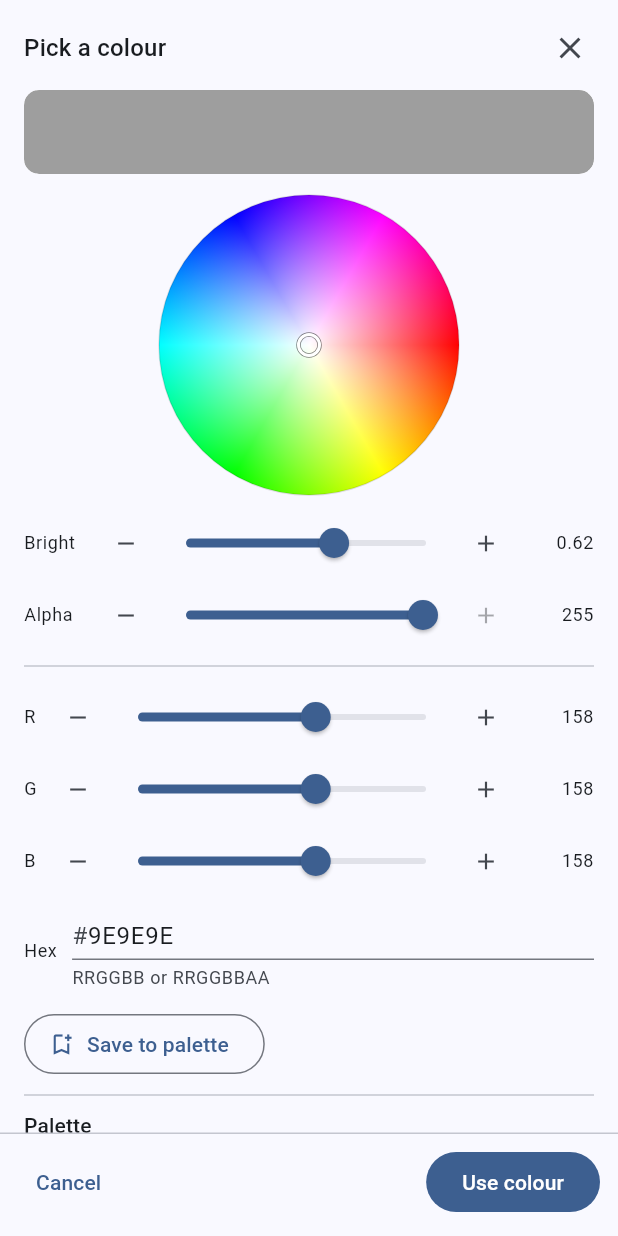
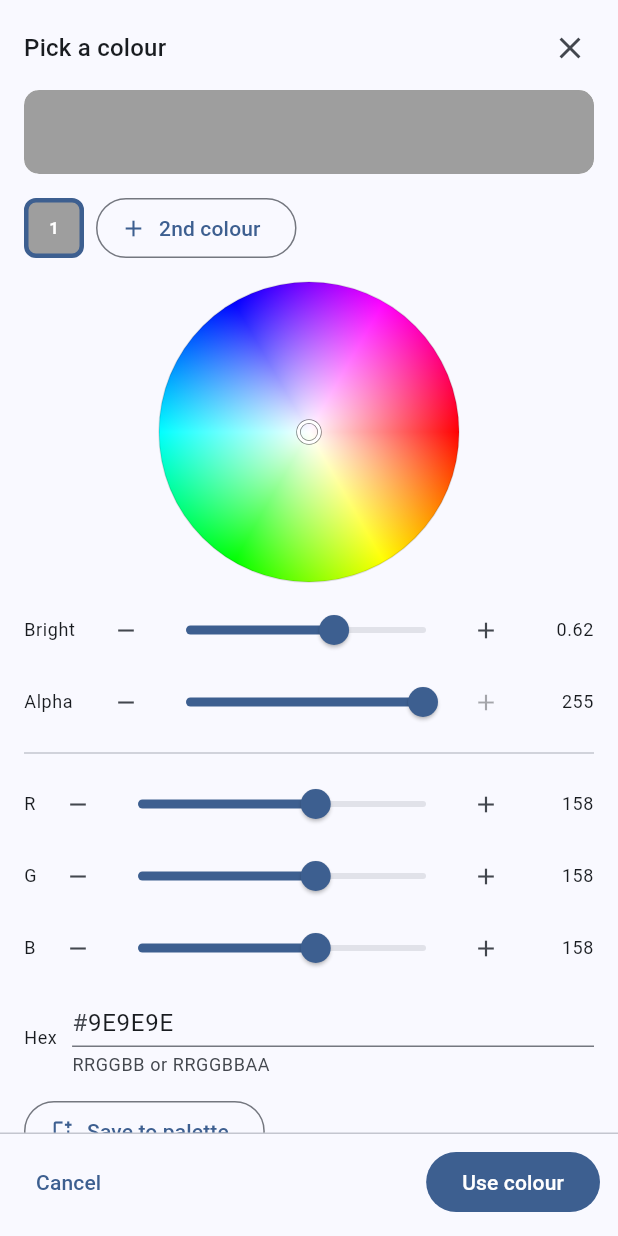
Before and after one commit to tionard/cardboardpress, a Flutter app: the _ColorPickerView widget shown alone on an empty page, opened directly with empty values, on a phone screen of 412 x 824 dp. Run offline on Flutter 3.47's test engine with Material 3 defaults, Android fonts, the phone set to English and light mode, and no system bars; our stand-ins replace drift, drift_flutter, file_picker, flutter_riverpod, share_plus; missing offline and left inert: gal; accounts and stored records are empty; generated files the repository leaves out were written again; statements that could not run were skipped.

Commit message:
added 2nd color in color picker

```diff
--- a/lib/widgets/color_picker/color_controls.dart
+++ b/lib/widgets/color_picker/color_controls.dart
@@ -56,6 +56,10 @@ BoxDecoration _previewDecoration(ColorValue v,
   );
 }
 
+// Black or white, whichever reads better on [bg] — for the slot-number labels.
+Color _readableOn(Color bg) =>
+    bg.computeLuminance() > 0.5 ? Colors.black : Colors.white;
+
 // A neutral checkerboard, drawn behind a translucent preview so its alpha is
 // visible instead of blending invisibly into the surface.
 class _CheckerPainter extends CustomPainter {
--- a/lib/widgets/color_picker/color_picker.dart
+++ b/lib/widgets/color_picker/color_picker.dart
@@ -88,14 +88,18 @@ class _ColorPickerView extends ConsumerStatefulWidget {
 }
 
 class _ColorPickerViewState extends ConsumerState<_ColorPickerView> {
-  // Working colour held as 8-bit channels (matches storage: ARGB32).
-  late int _a, _r, _g, _b;
+  // Working colour(s), held as Colors. One entry = single colour; two = duo.
+  // The "active" slot is the one the wheel / brightness / alpha / RGB / hex
+  // controls edit. Channels are read/written 8-bit (matches storage: ARGB32).
+  late List<Color> _colors;
+  int _active = 0;
+  MixOrientation _orientation = MixOrientation.vertical;
+  double _mix = 0.3;
 
-  // When non-null the current selection IS this palette swatch, passed through
-  // unmodified (so a duo swatch survives being picked). Any manual edit flips to
-  // a single-colour literal and these go null.
+  // When non-null the working value still equals this palette swatch (picked and
+  // untouched). Any edit — colour, alpha, blend, add/remove c2 — forks to a
+  // literal and this goes null.
   String? _paletteId;
-  ColorValue? _paletteValue;
 
   final _hex = TextEditingController();
   final _hexFocus = FocusNode();
@@ -108,15 +112,11 @@ class _ColorPickerViewState extends ConsumerState<_ColorPickerView> {
     final init = widget.initial;
     if (init != null) {
       _paletteId = init.id;
-      _paletteValue = init.id != null ? init.snapshot : null;
-      _setChannelsFrom(init.snapshot.c1);
+      _loadValue(init.snapshot);
     } else {
-      _a = 255;
-      _r = 0x9E;
-      _g = 0x9E;
-      _b = 0x9E; // neutral grey, like the customization editor's new colour
+      _colors = [const Color(0xFF9E9E9E)]; // neutral grey default
     }
-    if (!widget.allowAlpha) _a = 255;
+    if (!widget.allowAlpha) _colors = [for (final c in _colors) _opaque(c)];
     _hex.text = _hexString(_a, _r, _g, _b);
     _hexFocus.addListener(_resyncHex);
   }
@@ -132,64 +132,72 @@ class _ColorPickerViewState extends ConsumerState<_ColorPickerView> {
 
   // --- working-colour derivations ---
 
-  Color get _c1 => Color.fromARGB(_a, _r, _g, _b);
-  HSVColor get _hsv => HSVColor.fromColor(_c1);
+  Color get _activeColor => _colors[_active]; // the colour being edited
+  int get _a => (_activeColor.a * 255).round();
+  int get _r => (_activeColor.r * 255).round();
+  int get _g => (_activeColor.g * 255).round();
+  int get _b => (_activeColor.b * 255).round();
+  HSVColor get _hsv => HSVColor.fromColor(_activeColor);
   bool get _isLiteral => _paletteId == null;
-  ColorValue get _previewValue => _paletteValue ?? ColorValue.single(_c1);
+  bool get _isDuo => _colors.length == 2;
+
+  ColorValue get _workingValue => _isDuo
+      ? ColorValue.duo(_colors[0], _colors[1],
+          orientation: _orientation, mix: _mix)
+      : ColorValue.single(_colors[0]);
+  ColorValue get _previewValue => _workingValue;
 
   ColorRef get _result => _paletteId != null
-      ? ColorRef(id: _paletteId, snapshot: _paletteValue ?? ColorValue.single(_c1))
-      : ColorRef.literal(ColorValue.single(_c1));
+      ? ColorRef(id: _paletteId, snapshot: _workingValue)
+      : ColorRef.literal(_workingValue);
 
-  void _setChannelsFrom(Color c) {
-    _a = (c.a * 255).round();
-    _r = (c.r * 255).round();
-    _g = (c.g * 255).round();
-    _b = (c.b * 255).round();
+  static Color _opaque(Color c) => c.withValues(alpha: 1);
+
+  void _loadValue(ColorValue v) {
+    _colors = v.c2 == null ? [v.c1] : [v.c1, v.c2!];
+    _orientation = v.orientation;
+    _mix = v.mix;
+    _active = 0;
   }
 
   // --- mutations ---
 
-  // A manual edit -> becomes a single-colour literal (drops any duo passthrough).
-  void _editChannels({int? a, int? r, int? g, int? b, bool fromHex = false}) {
+  // Replace the ACTIVE colour and fork to a literal (any edit diverges from a
+  // picked palette swatch). [fromHex] leaves the hex field alone so typing isn't
+  // interrupted mid-entry.
+  void _setActive(Color c, {bool fromHex = false}) {
     setState(() {
-      _a = widget.allowAlpha ? (a ?? _a) : 255;
-      _r = r ?? _r;
-      _g = g ?? _g;
-      _b = b ?? _b;
+      _colors[_active] = widget.allowAlpha ? c : _opaque(c);
       _paletteId = null;
-      _paletteValue = null;
     });
-    // Keep the hex field in step, unless the edit CAME from it (don't fight the
-    // user's cursor mid-type).
     if (!fromHex) _hex.text = _hexString(_a, _r, _g, _b);
   }
 
-  void _setColor(Color c) => _editChannels(
-        a: (c.a * 255).round(),
-        r: (c.r * 255).round(),
-        g: (c.g * 255).round(),
-        b: (c.b * 255).round(),
-      );
+  void _editChannels({int? a, int? r, int? g, int? b, bool fromHex = false}) {
+    final na = widget.allowAlpha ? (a ?? _a) : 255;
+    _setActive(Color.fromARGB(na, r ?? _r, g ?? _g, b ?? _b), fromHex: fromHex);
+  }
 
-  // Wheel: new hue + saturation, keeping the current brightness and alpha.
+  // Wheel: new hue + saturation, keeping the active colour's brightness + alpha.
   void _setHueSat(double hue, double sat) {
-    final v = _hsv.value;
-    _setColor(HSVColor.fromAHSV(_a / 255.0, hue, sat, v).toColor());
+    final h = _hsv;
+    _setActive(HSVColor.fromAHSV(_a / 255.0, hue, sat, h.value).toColor());
   }
 
   // Brightness slider: new value, keeping hue + saturation + alpha.
   void _setValue(double value) {
     final h = _hsv;
-    _setColor(HSVColor.fromAHSV(_a / 255.0, h.hue, h.saturation, value).toColor());
+    _setActive(
+        HSVColor.fromAHSV(_a / 255.0, h.hue, h.saturation, value).toColor());
   }
 
-  // Picking a palette swatch keeps it whole (id + snapshot) — no flattening.
+  // Picking a palette swatch loads it whole (single or duo) and keeps it as a
+  // live reference until edited.
   void _pickSwatch(PaletteSwatch s) {
     setState(() {
       _paletteId = s.id;
-      _paletteValue = s.value;
-      _setChannelsFrom(s.value.c1);
+      _loadValue(s.value);
+      if (!widget.allowAlpha) _colors = [for (final c in _colors) _opaque(c)];
       _saving = false;
     });
     _hex.text = _hexString(_a, _r, _g, _b);
@@ -201,19 +209,55 @@ class _ColorPickerViewState extends ConsumerState<_ColorPickerView> {
     }
   }
 
+  // --- second colour + blend ---
+
+  void _addC2() {
+    // Seed c2 as a visibly different shade of c1 (flip brightness) so the split
+    // reads immediately, then make it active to edit.
+    final h = HSVColor.fromColor(_colors[0]);
+    final v2 = h.value > 0.5 ? h.value - 0.4 : h.value + 0.4;
+    final c2 = HSVColor.fromAHSV(h.alpha, h.hue, h.saturation, v2.clamp(0.0, 1.0))
+        .toColor();
+    setState(() {
+      _colors = [_colors[0], widget.allowAlpha ? c2 : _opaque(c2)];
+      _active = 1;
+      _paletteId = null;
+    });
+    _hex.text = _hexString(_a, _r, _g, _b);
+  }
+
+  void _removeC2() {
+    setState(() {
+      _colors = [_colors[0]];
+      _active = 0;
+      _paletteId = null;
+    });
+    _hex.text = _hexString(_a, _r, _g, _b);
+  }
+
+  void _setOrientation(MixOrientation o) => setState(() {
+        _orientation = o;
+        _paletteId = null;
+      });
+
+  void _setMix(double v) => setState(() {
+        _mix = v;
+        _paletteId = null;
+      });
+
   Future<void> _saveToPalette() async {
     final id = 'c_${DateTime.now().microsecondsSinceEpoch}';
-    final value = ColorValue.single(_c1);
+    final value = _workingValue;
     final name = _name.text.trim().isEmpty ? 'Unnamed' : _name.text.trim();
-    // Tags default all-on (PaletteSwatch defaults) — filter-not-forbid, matching
-    // the customization editor. The current `use` is therefore always included.
+    // Save-to-palette bakes everything: c1 + its alpha, c2 + its alpha,
+    // orientation, mix (PaletteSwatch already stores a full ColorValue). Tags
+    // default all-on (filter-not-forbid), so the current `use` is included.
     await ref
         .read(paletteRepositoryProvider)
         .add(PaletteSwatch(id: id, name: name, value: value));
     if (!mounted) return;
     setState(() {
       _paletteId = id; // literal -> live palette reference
-      _paletteValue = value;
       _saving = false;
     });
   }
@@ -248,7 +292,9 @@ class _ColorPickerViewState extends ConsumerState<_ColorPickerView> {
               padding: const EdgeInsets.fromLTRB(16, 4, 16, 8),
               children: [
                 _preview(),
-                const SizedBox(height: 14),
+                const SizedBox(height: 12),
+                _slotChips(theme),
+                const SizedBox(height: 12),
                 Center(
                   child: _HueWheel(
                     hue: _hsv.hue,
@@ -278,6 +324,10 @@ class _ColorPickerViewState extends ConsumerState<_ColorPickerView> {
                     labelWidth: 52,
                     onChanged: (v) => _editChannels(a: v.round()),
                   ),
+                if (_isDuo) ...[
+                  const SizedBox(height: 4),
+                  _blendControls(theme),
+                ],
                 const Divider(height: 20),
                 _channel('R', _r, (v) => _editChannels(r: v)),
                 _channel('G', _g, (v) => _editChannels(g: v)),
@@ -347,6 +397,102 @@ class _ColorPickerViewState extends ConsumerState<_ColorPickerView> {
           ],
         ),
       ),
+    );
+  }
+
+  // The active-slot chips: [1] and either [2] (+ remove) or a "2nd colour"
+  // button. Tapping a chip makes it the target of the wheel / sliders / hex.
+  Widget _slotChips(ThemeData theme) {
+    return Row(
+      children: [
+        _chip(0, theme),
+        const SizedBox(width: 8),
+        if (_isDuo) ...[
+          _chip(1, theme),
+          IconButton(
+            tooltip: 'Remove second colour',
+            visualDensity: VisualDensity.compact,
+            onPressed: _removeC2,
+            icon: const Icon(Icons.remove_circle_outline, size: 20),
+          ),
+        ] else
+          OutlinedButton.icon(
+            onPressed: _addC2,
+            icon: const Icon(Icons.add, size: 18),
+            label: const Text('2nd colour'),
+          ),
+        const Spacer(),
+      ],
+    );
+  }
+
+  Widget _chip(int i, ThemeData theme) {
+    final active = _active == i;
+    final scheme = theme.colorScheme;
+    return InkWell(
+      onTap: () => setState(() => _active = i),
+      borderRadius: BorderRadius.circular(8),
+      child: Container(
+        width: 40,
+        height: 40,
+        alignment: Alignment.center,
+        decoration: _previewDecoration(
+          ColorValue.single(_colors[i]),
+          radius: 8,
+          border: Border.all(
+            color: active ? scheme.primary : scheme.outlineVariant,
+            width: active ? 3 : 1,
+          ),
+        ),
+        child: Text(
+          '${i + 1}',
+          style: theme.textTheme.labelSmall?.copyWith(
+            color: _readableOn(_colors[i]),
+            fontWeight: FontWeight.bold,
+          ),
+        ),
+      ),
+    );
+  }
+
+  // Blend controls (duo only): orientation + how soft the seam is.
+  Widget _blendControls(ThemeData theme) {
+    return Column(
+      crossAxisAlignment: CrossAxisAlignment.start,
+      children: [
+        Row(
+          children: [
+            SizedBox(
+              width: 52,
+              child: Text('Blend', style: theme.textTheme.bodySmall),
+            ),
+            Expanded(
+              child: SegmentedButton<MixOrientation>(
+                showSelectedIcon: false,
+                segments: const [
+                  ButtonSegment(
+                      value: MixOrientation.vertical, label: Text('Vertical')),
+                  ButtonSegment(
+                      value: MixOrientation.horizontal,
+                      label: Text('Horizontal')),
+                ],
+                selected: {_orientation},
+                onSelectionChanged: (s) => _setOrientation(s.first),
+              ),
+            ),
+          ],
+        ),
+        LabeledSlider(
+          label: 'Mix',
+          value: _mix,
+          min: 0,
+          max: 1,
+          step: 0.05,
+          decimals: 2,
+          labelWidth: 52,
+          onChanged: _setMix,
+        ),
+      ],
     );
   }
 
```
